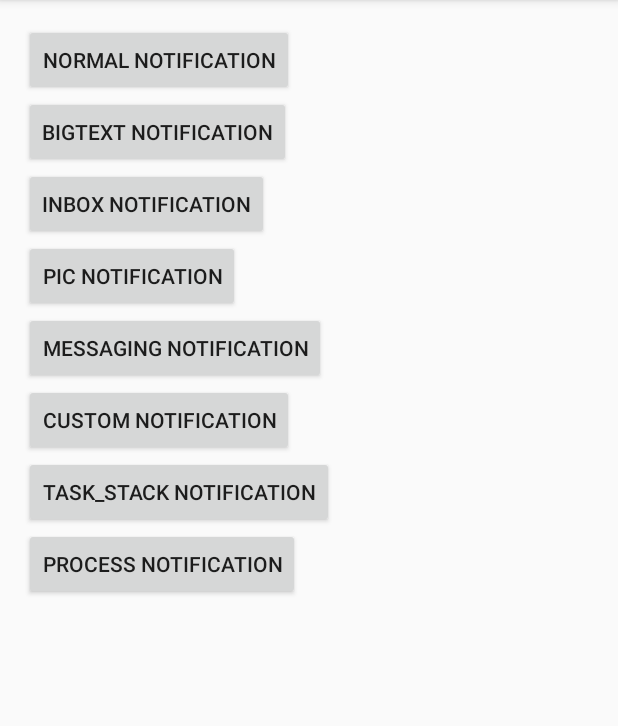
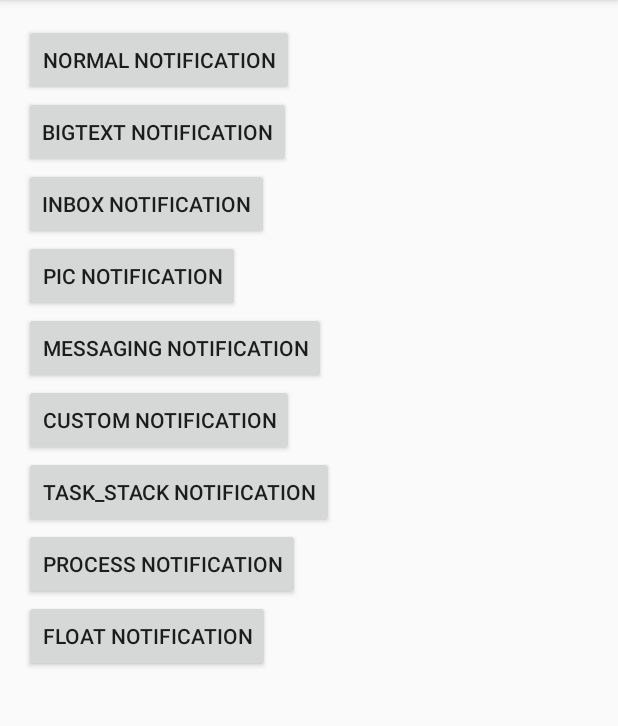
Before and after one commit to huanglongyu/Demos, an Android app: the screen it shows after launch (MainActivity), on a phone screen of 412 x 824 dp, the part 84-810 px from its top. Run offline under Robolectric (Android 15) with nearby library versions, the phone set to English and light mode, and no system bars.

Commit message:
[Notification] add float style

```diff
--- a/Android/Notification/app/src/main/AndroidManifest.xml
+++ b/Android/Notification/app/src/main/AndroidManifest.xml
@@ -2,6 +2,7 @@
 <manifest xmlns:android="http://schemas.android.com/apk/res/android"
     package="com.example.hly.notificationdemo">
 
+    <uses-permission android:name="android.permission.VIBRATE" />
     <application
         android:allowBackup="true"
         android:icon="@mipmap/ic_launcher"
--- a/Android/Notification/app/src/main/java/com/example/hly/notificationdemo/MainActivity.java
+++ b/Android/Notification/app/src/main/java/com/example/hly/notificationdemo/MainActivity.java
@@ -25,6 +25,7 @@ public class MainActivity extends AppCompatActivity implements View.OnClickListe
         findViewById(R.id.custom).setOnClickListener(this);
         findViewById(R.id.task_stack).setOnClickListener(this);
         findViewById(R.id.process).setOnClickListener(this);
+        findViewById(R.id.hands_up).setOnClickListener(this);
     }
 
     @Override
@@ -51,6 +52,9 @@ public class MainActivity extends AppCompatActivity implements View.OnClickListe
             case R.id.process:
                 mNotificationCompatImpl = new ProcessNotification(MainActivity.this);
                 break;
+            case R.id.hands_up:
+                mNotificationCompatImpl = new FloatNotification(MainActivity.this);
+                break;
             case R.id.message:
                 mNotificationCompatImpl = new MessagingNotification(MainActivity.this);
                 ((MessagingNotification)mNotificationCompatImpl).showTwo();
--- a/Android/Notification/app/src/main/res/layout/activity_main.xml
+++ b/Android/Notification/app/src/main/res/layout/activity_main.xml
@@ -58,4 +58,10 @@
         android:layout_width="wrap_content"
         android:layout_height="wrap_content"
         android:text="process notification" />
+
+    <Button
+        android:id="@+id/hands_up"
+        android:layout_width="wrap_content"
+        android:layout_height="wrap_content"
+        android:text="float notification" />
 </LinearLayout>
```
Also changed, not shown: Android/Notification/app/src/main/java/com/example/hly/notificationdemo/FloatNotification.java (added, +51 -0 lines).
